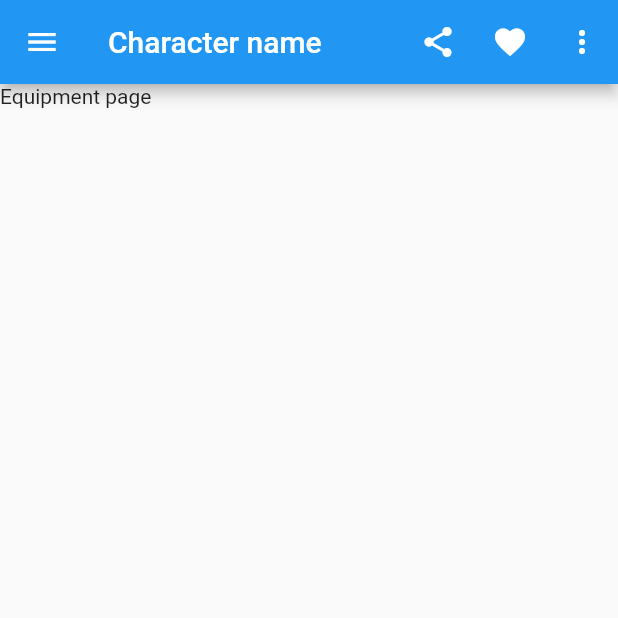
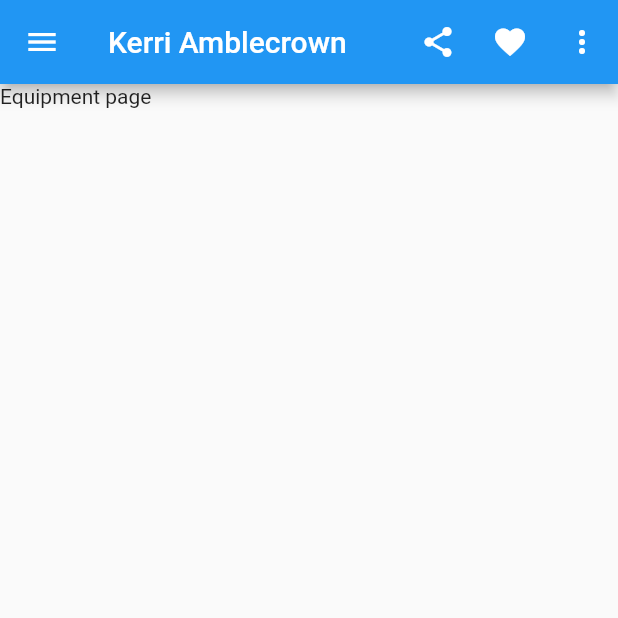
Before and after one commit to zoepj/d_and_d, a Flutter app: the screen it shows after launch, on a phone screen of 412 x 824 dp, the top half of it. Run offline on Flutter 3.47's test engine with Material 2 defaults, Android fonts, the phone set to English and light mode, and no system bars; our stand-ins replace flutter_riverpod.

Commit message:
create character from json

```diff
--- a/lib/main.dart
+++ b/lib/main.dart
@@ -1,9 +1,28 @@
+import 'dart:convert';
+
 import 'package:d_and_d/widgets/character/character_main_page.dart';
 import 'package:flutter/material.dart';
+import 'package:flutter/services.dart' show rootBundle;
+
+import 'models/character.dart';
 
 void main() {
   runApp(const MyApp());
 }
+
+const Map<String, dynamic> jsonSample = {
+  "name": "Kerri Amblecrown",
+  "imagePath": "assets/img.png",
+  "level": 3,
+  "armor": 14,
+  "indicative": 1,
+  "speed": 35,
+  "currentHitPoints": 34,
+  "temporaryHitPoints": 0,
+  "race": "Elf",
+  "characterClass": "Sorcerer",
+  "background": "Gambler"
+};
 
 class MyApp extends StatelessWidget {
   const MyApp({Key? key}) : super(key: key);
@@ -14,15 +33,6 @@ class MyApp extends StatelessWidget {
     return MaterialApp(
       title: 'Flutter Demo',
       theme: ThemeData(
-        // This is the theme of your application.
-        //
-        // Try running your application with "flutter run". You'll see the
-        // application has a blue toolbar. Then, without quitting the app, try
-        // changing the primarySwatch below to Colors.green and then invoke
-        // "hot reload" (press "r" in the console where you ran "flutter run",
-        // or simply save your changes to "hot reload" in a Flutter IDE).
-        // Notice that the counter didn't reset back to zero; the application
-        // is not restarted.
         primarySwatch: Colors.blue,
       ),
       home: const MyHomePage(title: "d and d"),
@@ -33,15 +43,6 @@ class MyApp extends StatelessWidget {
 class MyHomePage extends StatefulWidget {
   const MyHomePage({Key? key, required this.title}) : super(key: key);
 
-  // This widget is the home page of your application. It is stateful, meaning
-  // that it has a State object (defined below) that contains fields that affect
-  // how it looks.
-
-  // This class is the configuration for the state. It holds the values (in this
-  // case the title) provided by the parent (in this case the App widget) and
-  // used by the build method of the State. Fields in a Widget subclass are
-  // always marked "final".
-
   final String title;
 
   @override
@@ -49,16 +50,23 @@ class MyHomePage extends StatefulWidget {
 }
 
 class _MyHomePageState extends State<MyHomePage> {
+  Future<Character> getJsonData(String path) async {
+    return await Future.delayed(
+        const Duration(
+          seconds: 1,
+        ), () async {
+      final String json = await rootBundle.loadString(path);
+      Map<String, dynamic> data = jsonDecode(json);
+      return Character.fromJson(data);
+    });
+  }
+
   @override
   Widget build(BuildContext context) {
-    // This method is rerun every time setState is called, for instance as done
-    // by the _incrementCounter method above.
-    //
-    // The Flutter framework has been optimized to make rerunning build methods
-    // fast, so that you can just rebuild anything that needs updating rather
-    // than having to individually change instances of widgets.
-    return const Scaffold(
-      body: CharacterMainPage(),
+    return Scaffold(
+      body: CharacterMainPage(
+        character: Character.fromJson(jsonSample),
+      ),
     );
   }
 }
--- a/lib/models/character.dart
+++ b/lib/models/character.dart
@@ -14,31 +14,34 @@ class Character {
   String characterClass;
   String background;
 
-  Character(
-      {required this.name,
-        required this.imagePath,
-        required this.level,
-        required this.armor,
-        required this.indicative,
-        required this.speed,
-        required this.currentHitPoints,
-        required this.temporaryHitPoints,
-        required this.race,
-        required this.characterClass,
-        required this.background});
+  Character({
+    required this.name,
+    this.imagePath = "",
+    this.level = 0,
+    this.armor = 0,
+    this.indicative = 0,
+    this.speed = 0,
+    this.currentHitPoints = 0,
+    this.temporaryHitPoints = 0,
+    this.race = "",
+    this.characterClass = "",
+    this.background = "",
+  });
 
-  fromJson(Map<String, dynamic> json) {
-    name = json['name'];
-    imagePath = json['imagePath'];
-    level = json['level'];
-    armor = json['armor'];
-    indicative = json['indicative'];
-    speed = json['speed'];
-    currentHitPoints = json['currentHitPoints'];
-    temporaryHitPoints = json['temporaryHitPoints'];
-    race = json['race'];
-    characterClass = json['characterClass'];
-    background = json['background'];
+  factory Character.fromJson(Map<String, dynamic> json) {
+    return Character(
+      name: json['name'],
+      imagePath: json['imagePath'],
+      level: json['level'],
+      armor: json['armor'],
+      indicative: json['indicative'],
+      speed: json['speed'],
+      currentHitPoints: json['currentHitPoints'],
+      temporaryHitPoints: json['temporaryHitPoints'],
+      race: json['race'],
+      characterClass: json['characterClass'],
+      background: json['background'],
+    );
   }
 
   Map<String, dynamic> toJson() {
--- a/lib/widgets/character/character_main_page.dart
+++ b/lib/widgets/character/character_main_page.dart
@@ -1,3 +1,4 @@
+import 'package:d_and_d/models/character.dart';
 import 'package:d_and_d/widgets/character/spells_page.dart';
 import 'package:d_and_d/widgets/character/tab_information.dart';
 import 'package:flutter/cupertino.dart';
@@ -8,7 +9,12 @@ import 'details_page.dart';
 import 'equipment_page.dart';
 
 class CharacterMainPage extends StatefulWidget {
-  const CharacterMainPage({Key? key}) : super(key: key);
+  const CharacterMainPage({
+    Key? key,
+    required this.character,
+  }) : super(key: key);
+
+  final Character character;
 
   @override
   _CharacterMainPageState createState() => _CharacterMainPageState();
@@ -18,7 +24,6 @@ class _CharacterMainPageState extends State<CharacterMainPage>
     with SingleTickerProviderStateMixin {
   /// Controller instance to coordinate the tabs
   late TabController tabController;
-  int _navigationBarIndex = 0;
 
   void _updateIndex(int value) {
     setState(() {
@@ -59,7 +64,7 @@ class _CharacterMainPageState extends State<CharacterMainPage>
             tooltip: MaterialLocalizations.of(context).openAppDrawerTooltip,
           );
         }),
-        title: const Text('Character name'),
+        title: Text(widget.character.name),
         actions: <Widget>[
           IconButton(
             icon: const Icon(Icons.share),
```
Also changed, not shown: pubspec.yaml (+4 -4 lines).
